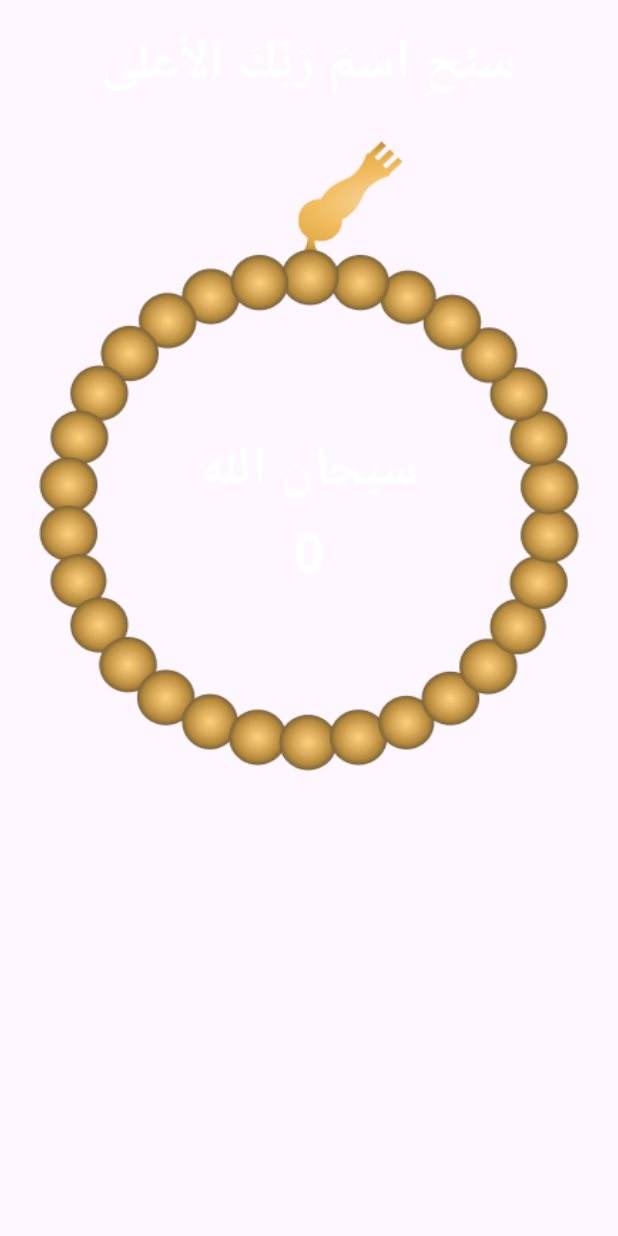
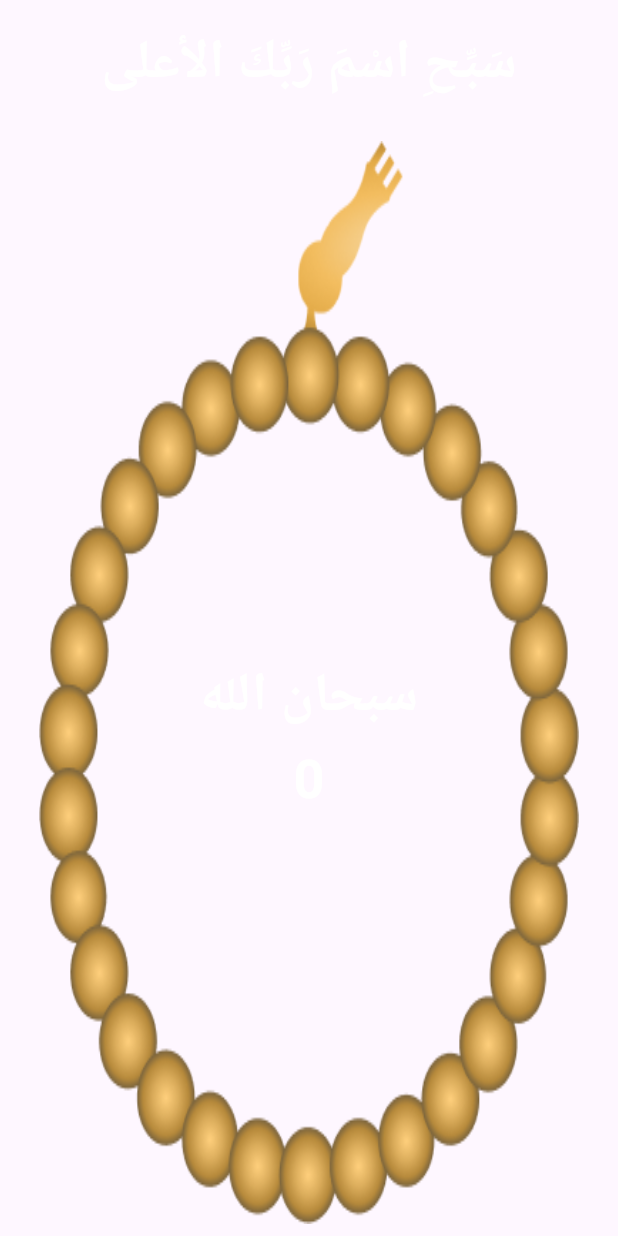
Before and after one commit to Mousa2004/islami_app, a Flutter app: the SebhaTab widget shown alone on an empty page, opened directly, on a phone screen of 412 x 824 dp. Run offline on Flutter 3.47's test engine with Material 3 defaults, Android fonts, the phone set to English and light mode, and no system bars; our stand-ins replace carousel_slider, flutter_svg, introduction_screen, shared_preferences; accounts and stored records are empty.

Commit message:
add edait on sebha tab & hadeth details

```diff
--- a/lib/tabs/sebha_tab.dart
+++ b/lib/tabs/sebha_tab.dart
@@ -38,12 +38,13 @@ class _SebhaTabState extends State<SebhaTab> {
             style: Theme.of(context).textTheme.displaySmall,
           ),
         ),
-        InkWell(
+        Expanded(
+          child: InkWell(
             onTap: incrementCounter,
             child: Container(
               alignment: Alignment.center,
-            margin: EdgeInsets.only(left: 26, right: 26, top: 8),
-            height: 420,
+              margin: EdgeInsets.only(left: 26, right: 26, top: 8, bottom: 8),
+              height: MediaQuery.sizeOf(context).height * 0.5,
               width: 379,
               decoration: BoxDecoration(
                 image: DecorationImage(
@@ -68,6 +69,7 @@ class _SebhaTabState extends State<SebhaTab> {
               ),
             ),
           ),
+        ),
       ],
     );
   }
```
Also changed, not shown: lib/tabs/hadeth/hadeth_details.dart (+6 -3 lines). Lines whose indentation alone changed are shown as unchanged.
